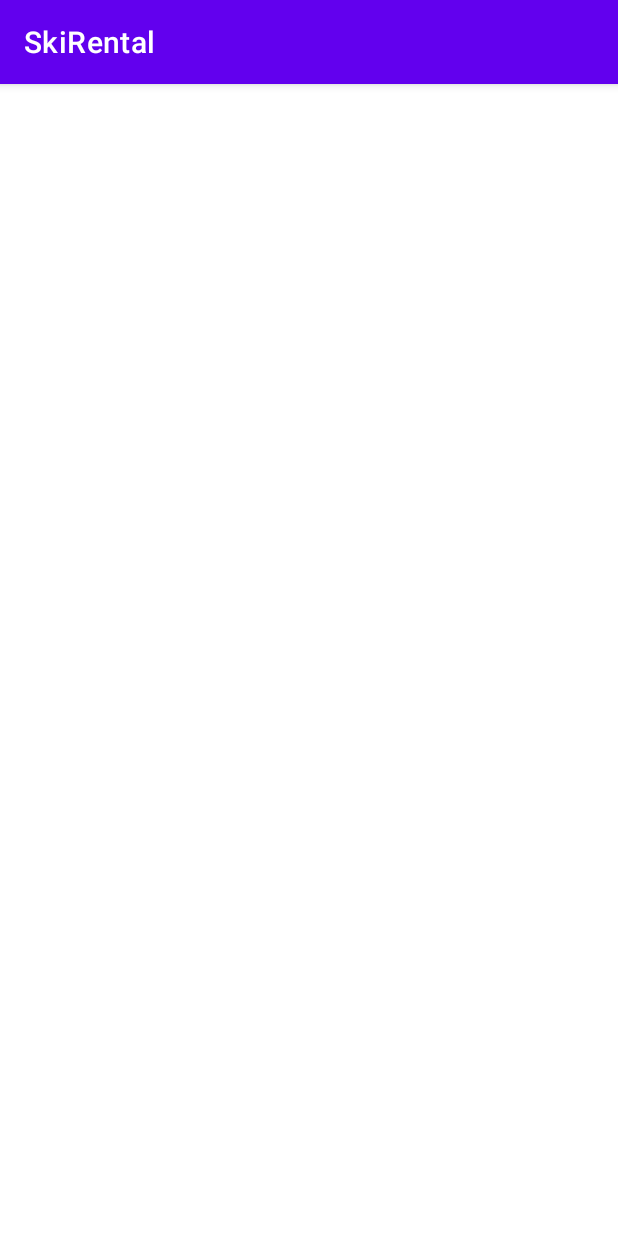
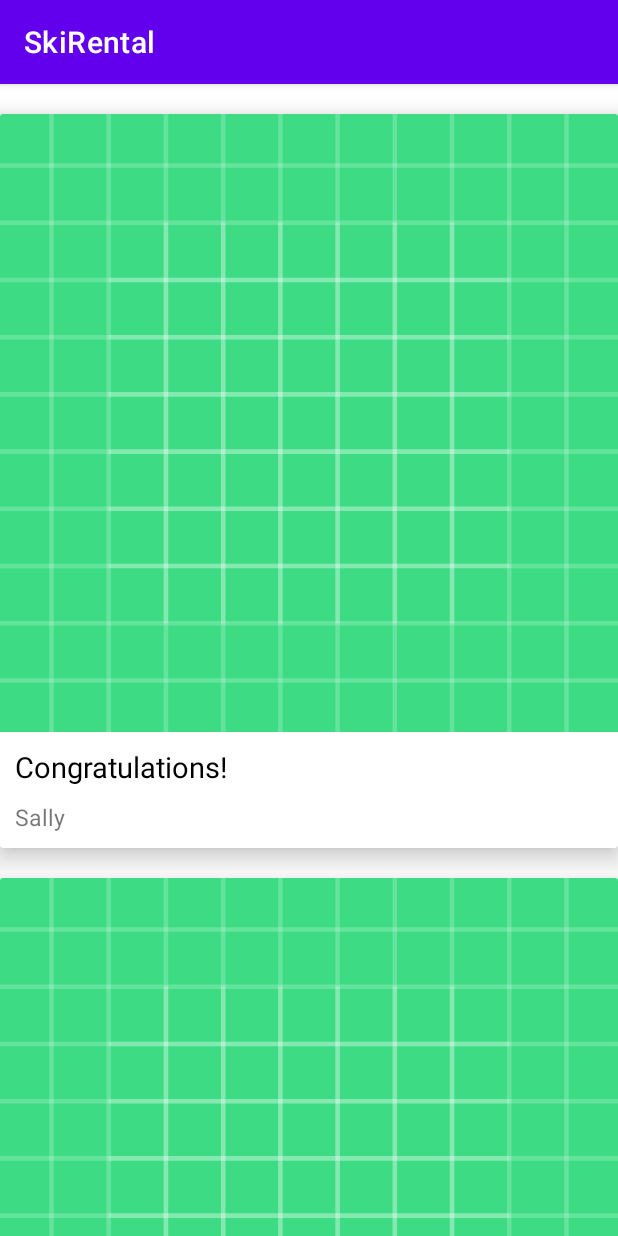
Before and after one commit to RiceanVlad/SkiRental, an Android app: the SkiuriActivity screen opened directly, with no data from a screen before it, on a phone screen of 412 x 824 dp. Run offline under Robolectric (Android 15) with nearby library versions, the phone set to English and light mode, and no system bars; pictures from the network do not load.

Commit message:
first recycler view

```diff
--- a/app/src/main/AndroidManifest.xml
+++ b/app/src/main/AndroidManifest.xml
@@ -1,6 +1,8 @@
 <?xml version="1.0" encoding="utf-8"?>
 <manifest xmlns:android="http://schemas.android.com/apk/res/android"
     package="com.example.skirental">
+
+    <uses-permission android:name="android.permission.INTERNET"/>
 
     <application
         android:allowBackup="true"
--- /dev/null
+++ b/app/src/main/java/com/example/skirental/DataSource.kt
@@ -0,0 +1,88 @@
+package com.example.skirental
+
+import com.example.skirental.models.PerecheSki
+
+class DataSource {
+
+    companion object{
+        fun createDataSetSkiuri(): ArrayList<PerecheSki>{
+            var list = ArrayList<PerecheSki>()
+            list.add(
+                PerecheSki(
+                    "Congratulations!",
+                    "You made it to the end of the course!\r\n\r\nNext we'll be building the REST API!",
+                    "https://raw.githubusercontent.com/mitchtabian/Blog-Images/master/digital_ocean.png",
+                    "Sally"
+                )
+            )
+            list.add(
+                PerecheSki(
+                    "Time to Build a Kotlin App!",
+                    "The REST API course is complete. You can find the videos here: https://codingwithmitch.com/courses/build-a-rest-api/.",
+                    "https://raw.githubusercontent.com/mitchtabian/Kotlin-RecyclerView-Example/json-data-source/app/src/main/res/drawable/time_to_build_a_kotlin_app.png",
+                    "mitch"
+                )
+            )
+
+            list.add(
+                PerecheSki(
+                    "Interviewing a Web Developer and YouTuber",
+                    "Justin has been producing online courses for YouTube, Udemy, and his website CodingForEntrepreneurs.com for over 5 years.",
+                    "https://raw.githubusercontent.com/mitchtabian/Kotlin-RecyclerView-Example/json-data-source/app/src/main/res/drawable/coding_for_entrepreneurs.png",
+                    "John"
+                )
+            )
+            list.add(
+                PerecheSki(
+                    "Freelance Android Developer (Vasiliy Zukanov)",
+                    "Vasiliy has been a freelance android developer for several years. He also has some of the best android development courses I've had the pleasure of taking on Udemy.com.",
+                    "https://raw.githubusercontent.com/mitchtabian/Kotlin-RecyclerView-Example/json-data-source/app/src/main/res/drawable/freelance_android_dev_vasiliy_zukanov.png",
+                    "Steven"
+                )
+            )
+            list.add(
+                PerecheSki(
+                    "Freelance Android Developer, Donn Felker",
+                    "Freelancing as an Android developer with Donn Felker.\\r\\n\\r\\nDonn is also:\\r\\n\\r\\n1) Founder of caster.io\\r\\n\\r\\n2) Co-host of the fragmented podcast (fragmentedpodcast.com).",
+                    "https://raw.githubusercontent.com/mitchtabian/Kotlin-RecyclerView-Example/json-data-source/app/src/main/res/drawable/freelance_android_dev_donn_felker.png",
+                    "Richelle"
+                )
+            )
+            list.add(
+                PerecheSki(
+                    "Work Life Balance for Software Developers",
+                    "What kind of hobbies do software developers have? It sounds like many software developers don't have a lot of hobbies and choose to focus on work. Is that a good idea?",
+                    "https://raw.githubusercontent.com/mitchtabian/Kotlin-RecyclerView-Example/json-data-source/app/src/main/res/drawable/work_life_balance.png",
+                    "Jessica"
+                )
+            )
+            list.add(
+                PerecheSki(
+                    "Full Stack Web Developer - Nicholas Olsen",
+                    "In this podcast I interviewed the Fullsnack Developer (AKA Nicholas Olsen).\\r\\n\\r\\nNicholas is many things. What I mean by that is, he's good at many things.\\r\\n\\r\\n1. He’s an entrepreneur\\r\\n\\r\\n2. Web developer\\r\\n\\r\\n3. Artist\\r\\n\\r\\n4. Graphic designer\\r\\n\\r\\n5. Musician (drums)\\r\\n\\r\\n6. Professional BodyBuilder.",
+                    "https://raw.githubusercontent.com/mitchtabian/Kotlin-RecyclerView-Example/json-data-source/app/src/main/res/drawable/fullsnack_developer.png",
+                    "Guy"
+                )
+            )
+            list.add(
+                PerecheSki(
+                    "Javascript Expert - Wes Bos",
+                    "Interviewing a web developer, javascript expert, entrepreneur, freelancer, podcaster, and much more.",
+                    "https://raw.githubusercontent.com/mitchtabian/Kotlin-RecyclerView-Example/json-data-source/app/src/main/res/drawable/javascript_expert_wes_bos.png",
+                    "Ruby"
+                )
+            )
+            list.add(
+                PerecheSki(
+                    "Senior Android Engineer - Kaushik Gopal",
+                    "Kaushik Gopal is a Senior Android Engineer working in Silicon Valley.\r\n\r\nHe works as a Senior Staff engineer at Instacart.\r\n\r\nInstacart: https://www.instacart.com/",
+                    "https://raw.githubusercontent.com/mitchtabian/Kotlin-RecyclerView-Example/json-data-source/app/src/main/res/drawable/senior_android_engineer_kaushik_gopal.png",
+                    "mitch"
+                )
+            )
+
+            return list
+        }
+
+    }
+}
--- a/app/src/main/java/com/example/skirental/FirstActivity.kt
+++ b/app/src/main/java/com/example/skirental/FirstActivity.kt
@@ -1,7 +1,7 @@
 package com.example.skirental
 
+import android.content.Intent
 import android.os.Bundle
-import android.widget.Toast
 import androidx.appcompat.app.AppCompatActivity
 import com.example.skirental.databinding.ActivityFirstBinding
 
@@ -13,13 +13,14 @@ class FirstActivity : AppCompatActivity() {
         super.onCreate(savedInstanceState)
         binding = ActivityFirstBinding.inflate(layoutInflater)
         setContentView(binding.root)
-        var branch1 = 1;
+
         butoane()
     }
 
     private fun butoane(){
         binding.buttonRentSkiEquipment.setOnClickListener(){
-            Toast.makeText(this, "am dat click", Toast.LENGTH_SHORT).show()
+            val intent = Intent(this, SkiuriActivity::class.java)
+            startActivity(intent);
         }
     }
 }
--- a/app/src/main/java/com/example/skirental/MainActivity.kt
+++ b/app/src/main/java/com/example/skirental/MainActivity.kt
@@ -28,4 +28,5 @@ class MainActivity : AppCompatActivity() {
             startActivity(intent);
         }
     }
+
 }
--- a/app/src/main/java/com/example/skirental/SkiuriActivity.kt
+++ b/app/src/main/java/com/example/skirental/SkiuriActivity.kt
@@ -1,11 +1,45 @@
 package com.example.skirental
 
 import android.os.Bundle
+import android.widget.Toast
 import androidx.appcompat.app.AppCompatActivity
+import androidx.recyclerview.widget.LinearLayoutManager
+import androidx.recyclerview.widget.RecyclerView
+import com.example.skirental.models.PerecheSki
 
-class SkiuriActivity : AppCompatActivity() {
+class SkiuriActivity : AppCompatActivity(), SkiuriRecyclerAdapter.OnItemClickListener {
+
+    private lateinit var skiuriAdapter: SkiuriRecyclerAdapter
+    private var listaSkiuri = DataSource.createDataSetSkiuri()
+
     override fun onCreate(savedInstanceState: Bundle?) {
         super.onCreate(savedInstanceState)
         setContentView(R.layout.activity_skiuri)
+
+        initRecyclerView()
+        addDataSet(listaSkiuri)
+    }
+
+    private fun addDataSet(data: ArrayList<PerecheSki>){
+        skiuriAdapter.submitList(data)
+    }
+
+    private fun initRecyclerView(){
+        val recycler_view: RecyclerView = findViewById(R.id.recycler_view)
+        recycler_view.layoutManager = LinearLayoutManager(this@SkiuriActivity)
+        val topSpacingDecoration = TopSpacingItemDecoration(30)
+        recycler_view.addItemDecoration(topSpacingDecoration)
+        skiuriAdapter = SkiuriRecyclerAdapter(this)
+        recycler_view.adapter = skiuriAdapter
+
+    }
+
+    override fun onItemClick(position: Int) {
+        Toast.makeText(this, "Item $position clicked!", Toast.LENGTH_SHORT).show()
+        val clickedItem: PerecheSki = listaSkiuri[position]
+        skiuriAdapter.notifyItemChanged(position)
+        clickedItem.title = "Emaaaa"
+//        val intent = Intent(this, FirstActivity::class.java)
+//        startActivity(intent)
     }
 }
--- /dev/null
+++ b/app/src/main/java/com/example/skirental/SkiuriRecyclerAdapter.kt
@@ -0,0 +1,79 @@
+package com.example.skirental
+
+import android.view.LayoutInflater
+import android.view.View
+import android.view.ViewGroup
+import android.widget.ImageView
+import android.widget.TextView
+import androidx.recyclerview.widget.RecyclerView
+import com.bumptech.glide.Glide
+import com.bumptech.glide.request.RequestOptions
+import com.example.skirental.models.PerecheSki
+
+class SkiuriRecyclerAdapter(private val listener: OnItemClickListener) : RecyclerView.Adapter<RecyclerView.ViewHolder>() {
+
+    private var items: List<PerecheSki> = ArrayList()
+
+    override fun onCreateViewHolder(parent: ViewGroup, viewType: Int): RecyclerView.ViewHolder {
+        return SkiuriViewHolder(
+            LayoutInflater.from(parent.context).inflate(R.layout.layout_item, parent, false)
+        )
+    }
+
+    override fun onBindViewHolder(holder: RecyclerView.ViewHolder, position: Int) {
+        when(holder){
+            is SkiuriViewHolder -> {
+                holder.bind(items.get(position))
+            }
+        }
+    }
+
+    override fun getItemCount(): Int {
+        return items.size
+    }
+
+    fun submitList(blogList: List<PerecheSki>){
+        items = blogList
+    }
+
+    inner class SkiuriViewHolder constructor(
+        itemView: View
+    ): RecyclerView.ViewHolder(itemView),
+        View.OnClickListener{
+        val blogImage : ImageView = itemView.findViewById<ImageView>(R.id.blog_image)
+        val blogTitle : TextView = itemView.findViewById<TextView>(R.id.blog_title)
+        val blogAuthor : TextView = itemView.findViewById<TextView>(R.id.blog_author)
+
+        init{
+            itemView.setOnClickListener(this)
+        }
+
+        override fun onClick(v: View?) {
+            val position: Int = adapterPosition
+            if(position != RecyclerView.NO_POSITION) {
+                listener.onItemClick(position)
+            }
+        }
+
+        fun bind(perecheSkiuri: PerecheSki){
+
+            blogTitle.setText(perecheSkiuri.title)
+            blogAuthor.setText(perecheSkiuri.username)
+
+            val requestOptions = RequestOptions()
+                .placeholder(R.drawable.ic_launcher_background)
+                .error(R.drawable.ic_launcher_background)
+
+            Glide.with(itemView.context)
+                .applyDefaultRequestOptions(requestOptions)
+                .load(perecheSkiuri.image)
+                .into(blogImage)
+        }
+
+    }
+
+    interface OnItemClickListener{
+        fun onItemClick(position: Int)
+    }
+
+}
--- /dev/null
+++ b/app/src/main/java/com/example/skirental/TopSpacingItemDecoration.kt
@@ -0,0 +1,17 @@
+package com.example.skirental
+
+import android.graphics.Rect
+import android.view.View
+import androidx.recyclerview.widget.RecyclerView
+
+class TopSpacingItemDecoration (private val padding: Int): RecyclerView.ItemDecoration(){
+    override fun getItemOffsets(
+        outRect: Rect,
+        view: View,
+        parent: RecyclerView,
+        state: RecyclerView.State
+    ) {
+        super.getItemOffsets(outRect, view, parent, state)
+        outRect.top = padding
+    }
+}
--- /dev/null
+++ b/app/src/main/java/com/example/skirental/models/PerecheSki.kt
@@ -0,0 +1,10 @@
+package com.example.skirental.models
+
+data class PerecheSki (
+    var title: String,
+    var body: String,
+    var image: String,
+    var username: String
+        ){
+
+}
--- a/app/src/main/res/layout/activity_skiuri.xml
+++ b/app/src/main/res/layout/activity_skiuri.xml
@@ -9,6 +9,9 @@
     <androidx.recyclerview.widget.RecyclerView
         android:layout_width="match_parent"
         android:layout_height="match_parent"
-        tools:layout_editor_absoluteX="182dp"
-        tools:layout_editor_absoluteY="221dp" />
+        app:layout_constraintTop_toTopOf="parent"
+        app:layout_constraintBottom_toBottomOf="parent"
+        app:layout_constraintLeft_toLeftOf="parent"
+        app:layout_constraintRight_toRightOf="parent"
+        android:id="@+id/recycler_view"/>
 </androidx.constraintlayout.widget.ConstraintLayout>
--- /dev/null
+++ b/app/src/main/res/layout/layout_item.xml
@@ -0,0 +1,68 @@
+<?xml version="1.0" encoding="utf-8"?>
+<androidx.cardview.widget.CardView
+    xmlns:android="http://schemas.android.com/apk/res/android"
+    android:layout_width="match_parent"
+    android:layout_height="wrap_content"
+    xmlns:app="http://schemas.android.com/apk/res-auto"
+    app:cardElevation="10dp"
+    app:cardCornerRadius="2dp"
+    app:cardPreventCornerOverlap="false"
+    >
+
+    <androidx.constraintlayout.widget.ConstraintLayout
+        android:layout_width="match_parent"
+        android:layout_height="wrap_content"
+        >
+
+        <ImageView
+            android:layout_width="match_parent"
+            android:layout_height="0dp"
+            app:layout_constraintTop_toTopOf="parent"
+            app:layout_constraintLeft_toLeftOf="parent"
+            app:layout_constraintRight_toRightOf="parent"
+            android:id="@+id/blog_image"
+            android:padding="0dp"
+            android:layout_margin="0dp"
+            android:adjustViewBounds="true"
+            android:scaleType="fitXY"
+            />
+
+
+        <LinearLayout
+            android:layout_width="match_parent"
+            android:layout_height="wrap_content"
+            app:layout_constraintTop_toBottomOf="@id/blog_image"
+            app:layout_constraintLeft_toLeftOf="parent"
+            app:layout_constraintRight_toRightOf="parent"
+            app:layout_constraintBottom_toBottomOf="parent"
+            android:orientation="vertical"
+            android:padding="10dp"
+            android:id="@+id/container1"
+            >
+            <TextView
+                android:layout_width="match_parent"
+                android:layout_height="wrap_content"
+                android:id="@+id/blog_title"
+                android:text="The Title of a Blog"
+                android:textColor="#000"
+                android:textSize="19sp"
+                />
+
+            <TextView
+                android:layout_width="match_parent"
+                android:layout_height="wrap_content"
+                android:id="@+id/blog_author"
+                android:text="Mitch Tabian"
+                android:textSize="15sp"
+                android:layout_marginTop="10dp"
+                />
+
+
+        </LinearLayout>
+
+
+
+    </androidx.constraintlayout.widget.ConstraintLayout>
+
+
+</androidx.cardview.widget.CardView>
```
Also changed, not shown: app/build.gradle (+13 -1 lines).
